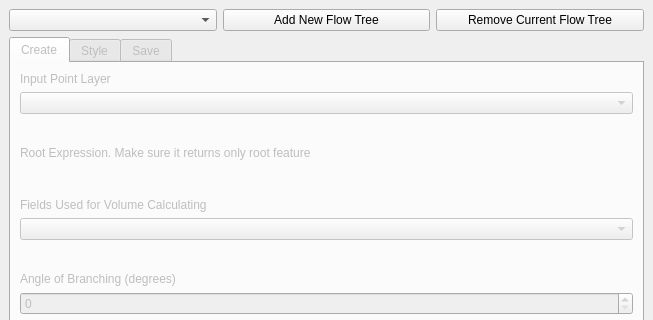
Qt form flow_map_builder_dockwidget_base.ui (glebpinigin/flow_map_builder) before a commit; both pictures show x 0 to 653 and y 0 to 320 of the 653 by 592 pixel window.
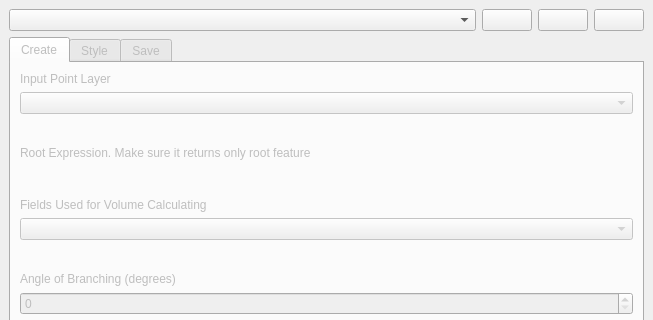
The same form after that commit. Custom widgets are drawn as their Qt base class.

Patch:
```diff
--- a/flow_map_builder_dockwidget_base.ui
+++ b/flow_map_builder_dockwidget_base.ui
@@ -22,18 +22,43 @@
       </item>
       <item>
        <widget class="QPushButton" name="add_tree">
-        <property name="text">
+        <property name="maximumSize">
+         <size>
+          <width>50</width>
+          <height>16777215</height>
+         </size>
+        </property>
+        <property name="toolTip">
          <string>Add New Flow Tree</string>
         </property>
        </widget>
       </item>
       <item>
-       <widget class="QPushButton" name="pushButton_3">
-        <property name="text">
+       <widget class="QPushButton" name="remove_tree">
+        <property name="maximumSize">
+         <size>
+          <width>50</width>
+          <height>16777215</height>
+         </size>
+        </property>
+        <property name="toolTip">
          <string>Remove Current Flow Tree</string>
         </property>
        </widget>
       </item>
+      <item>
+       <widget class="QPushButton" name="store_btn">
+        <property name="maximumSize">
+         <size>
+          <width>50</width>
+          <height>16777215</height>
+         </size>
+        </property>
+        <property name="toolTip">
+         <string>If toggled, tree will be saved with every project save</string>
+        </property>
+       </widget>
+      </item>
      </layout>
     </item>
     <item row="1" column="0">
```
